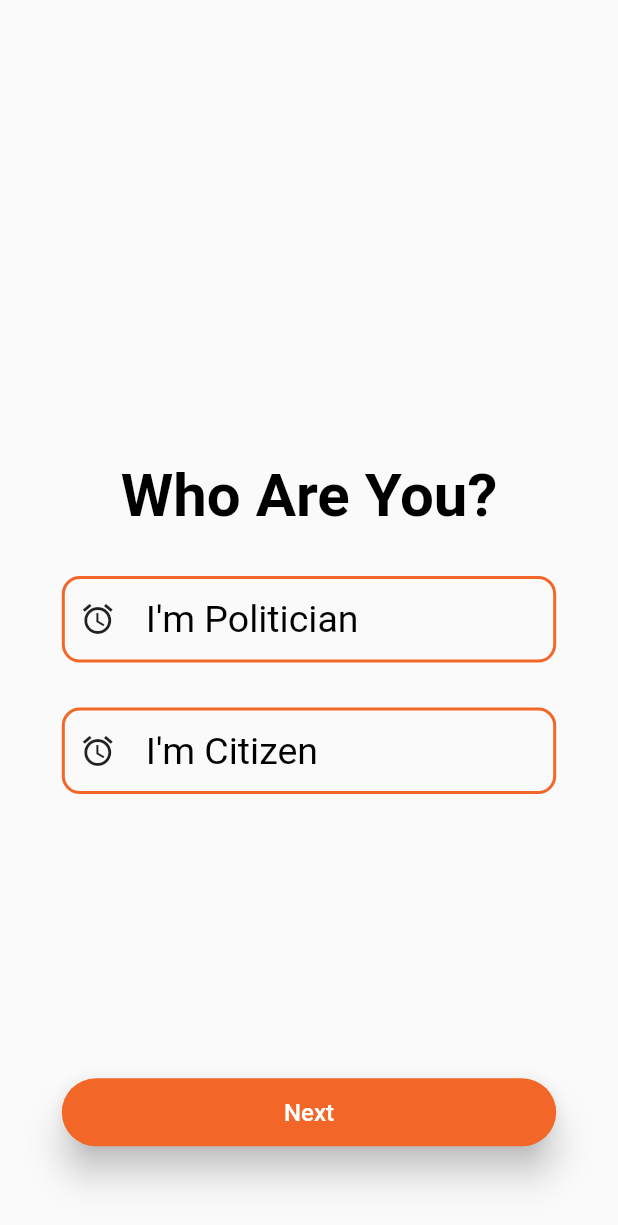
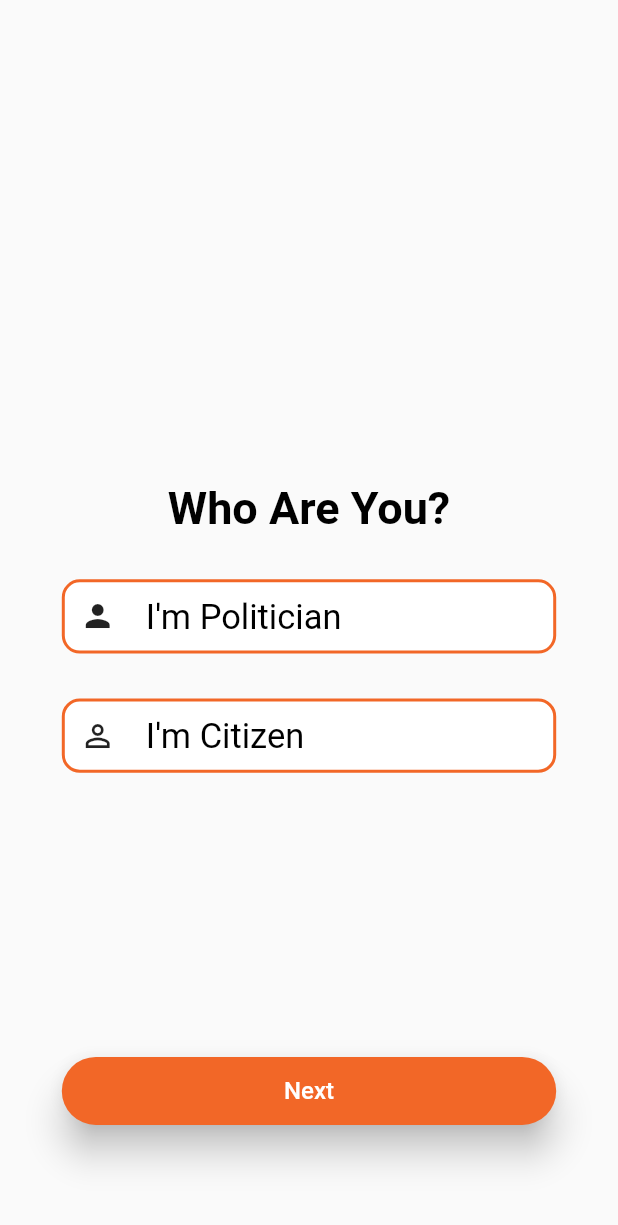
Before and after one commit to sohamkolhe9829/indi-chat-setu, a Flutter app: the PersonType screen opened by its route, on a phone screen of 412 x 824 dp. Shown: the top 1225 px of the screen. Run offline on Flutter 3.47's test engine with Material 2 defaults, Android fonts, the phone set to English and light mode, and no system bars; our stand-ins replace file_picker, google_fonts, location, simple_circular_progress_bar; missing offline and left inert: flutter_image_stack; Roboto replaces fonts that are missing (Helvetica, Poppins).

Commit message:
Post & person type ui changes

```diff
--- a/lib/src/screens/dashboard/home_pages/tabbar1.dart
+++ b/lib/src/screens/dashboard/home_pages/tabbar1.dart
@@ -250,11 +250,11 @@ class _TabBar1ScreenState extends State<TabBar1Screen> {
               Row(
                 children: [
                   Image.asset(data["profile_image"]),
-                  CustomWidgets.sizedBox(width: 4),
+                  CustomWidgets.sizedBox(width: 10),
                   Text(
                     data["name"],
                     style: const TextStyle(
-                        fontWeight: FontWeight.w600, fontSize: 17),
+                        fontWeight: FontWeight.w500, fontSize: 16),
                   ),
                   CustomWidgets.sizedBox(width: 8),
                   Text("${data["days_posted"]}d"),
@@ -323,7 +323,8 @@ class _TabBar1ScreenState extends State<TabBar1Screen> {
                 CustomWidgets.sizedBox(width: 5),
                 Text(
                   "Liked by Satyam Soni & ${data["likes_number"]} others",
-                  style: const TextStyle(fontSize: 12),
+                  style: const TextStyle(
+                      fontSize: 13, fontWeight: FontWeight.w600),
                 ),
               ],
             ),
@@ -335,7 +336,7 @@ class _TabBar1ScreenState extends State<TabBar1Screen> {
               data["description"],
               maxLines: descTextShowFlag ? 8 : 2, //K check later
               overflow: TextOverflow.ellipsis,
-              textScaleFactor: 0.9,
+              textScaleFactor: 1.1,
               style: const TextStyle(
                 color: Colors.black54,
                 // fontSize: 13,
--- a/lib/src/screens/welcome_pages/person_type.dart
+++ b/lib/src/screens/welcome_pages/person_type.dart
@@ -8,6 +8,7 @@ class PersonType extends StatefulWidget {
 }
 
 class PersonTypeState extends State<PersonType> {
+  String personType = "none";
   @override
   Widget build(BuildContext context) {
     final width = MediaQuery.of(context).size.width;
@@ -23,34 +24,43 @@ class PersonTypeState extends State<PersonType> {
               Column(
                 mainAxisAlignment: MainAxisAlignment.center,
                 children: [
-                  Text(
+                  const Text(
                     'Who Are You?',
                     textAlign: TextAlign.center,
                     style: TextStyle(
                       color: Colors.black,
-                      fontSize: 40,
+                      fontSize: 30,
                       fontFamily: 'Helvetica',
                       fontWeight: FontWeight.bold,
                     ),
                   ),
                   CustomWidgets.sizedBox(height: 30),
-                  Container(
+                  GestureDetector(
+                    onTap: () {
+                      setState(() {
+                        personType = 'politician';
+                      });
+                    },
+                    child: Container(
                         decoration: BoxDecoration(
+                          color: personType == "politician"
+                              ? Color(0xFFF26727)
+                              : Colors.white,
                           border: Border.all(
-                          color: Color(0xFFF26727), // Border color
+                            color: const Color(0xFFF26727), // Border color
                             width: 2.0, // Border width
                           ),
                           borderRadius: BorderRadius.circular(12.0),
                         ),
                         width: width * 0.8,
-                      height: height * 0.07,
-                      child: Padding(
-                        padding: const EdgeInsets.all(10.0),
+                        height: height * 0.06,
+                        child: const Padding(
+                          padding: EdgeInsets.all(10.0),
                           child: Row(
                             mainAxisAlignment: MainAxisAlignment.start,
                             crossAxisAlignment: CrossAxisAlignment.center,
                             children: [
-                            Icon(Icons.alarm),
+                              Icon(Icons.person),
                               SizedBox(
                                 width: 20,
                               ),
@@ -59,7 +69,7 @@ class PersonTypeState extends State<PersonType> {
                                 textAlign: TextAlign.center,
                                 style: TextStyle(
                                   color: Colors.black,
-                                fontSize: 25,
+                                  fontSize: 23,
                                   fontFamily: 'Helvetica',
                                   // fontWeight: FontWeight.bold,
                                 ),
@@ -67,24 +77,34 @@ class PersonTypeState extends State<PersonType> {
                             ],
                           ),
                         )),
+                  ),
                   CustomWidgets.sizedBox(height: 30),
-                  Container(
+                  GestureDetector(
+                    onTap: () {
+                      setState(() {
+                        personType = "citizen";
+                      });
+                    },
+                    child: Container(
                         decoration: BoxDecoration(
+                          color: personType == "citizen"
+                              ? Color(0xFFF26727)
+                              : Colors.white,
                           border: Border.all(
-                          color: Color(0xFFF26727), // Border color
+                            color: const Color(0xFFF26727), // Border color
                             width: 2.0, // Border width
                           ),
                           borderRadius: BorderRadius.circular(12.0),
                         ),
                         width: width * 0.8,
-                      height: height * 0.07,
-                      child: Padding(
-                        padding: const EdgeInsets.all(10.0),
+                        height: height * 0.06,
+                        child: const Padding(
+                          padding: EdgeInsets.all(10.0),
                           child: Row(
                             mainAxisAlignment: MainAxisAlignment.start,
                             crossAxisAlignment: CrossAxisAlignment.center,
                             children: [
-                            Icon(Icons.alarm),
+                              Icon(Icons.person_outline_sharp),
                               SizedBox(
                                 width: 20,
                               ),
@@ -93,7 +113,7 @@ class PersonTypeState extends State<PersonType> {
                                 textAlign: TextAlign.center,
                                 style: TextStyle(
                                   color: Colors.black,
-                                fontSize: 25,
+                                  fontSize: 23,
                                   fontFamily: 'Helvetica',
                                   // fontWeight: FontWeight.bold,
                                 ),
@@ -101,6 +121,7 @@ class PersonTypeState extends State<PersonType> {
                             ],
                           ),
                         )),
+                  ),
                   CustomWidgets.sizedBox(height: height * 0.23),
                   CustomWidgets.elevatedButton(
                       context, "Next", height, width, "/home")
```
Lines whose indentation alone changed are shown as unchanged.
